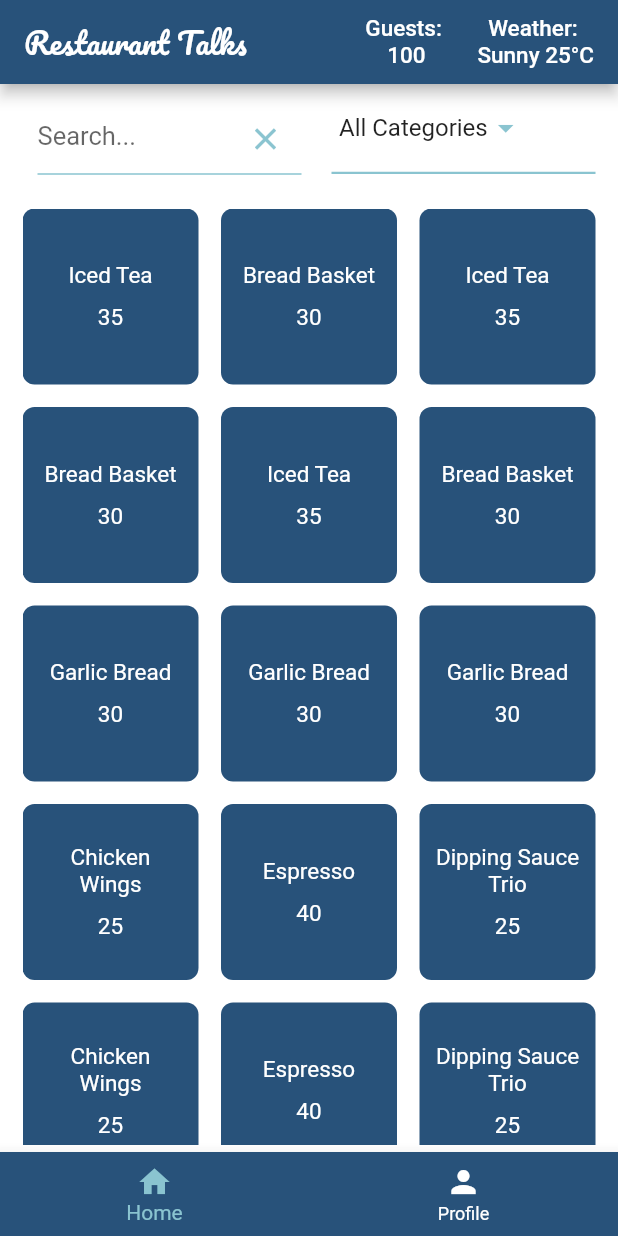
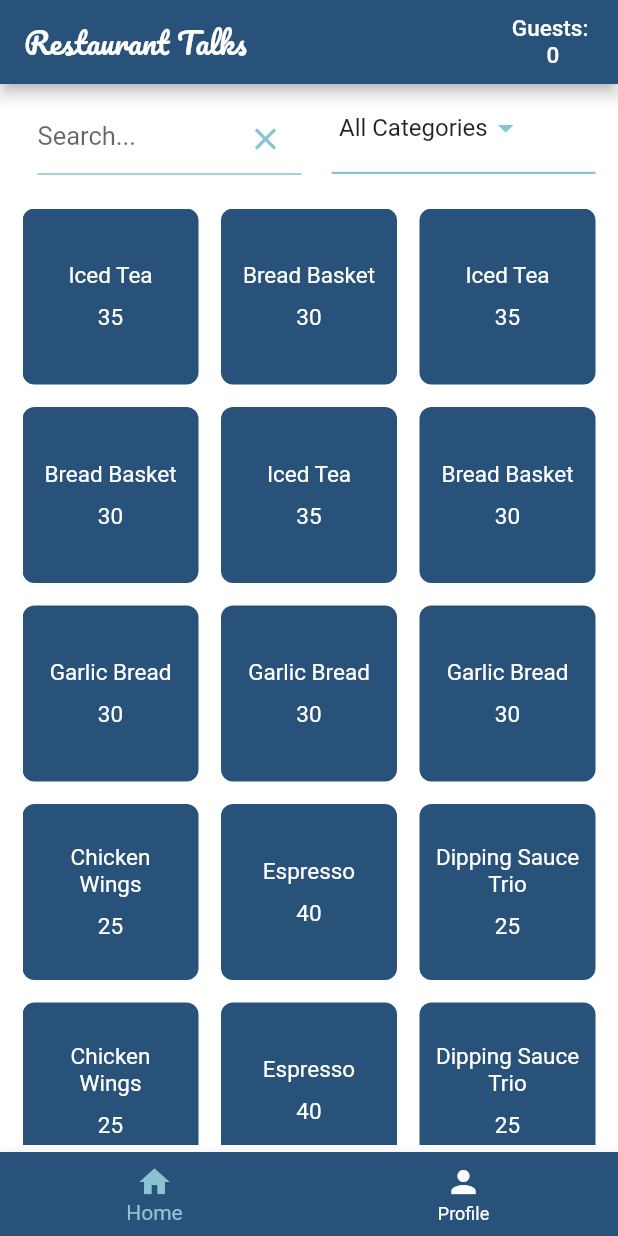
Before and after one commit to yanoojp/restaurant_talks, a Flutter app: the ItemIndexScreen screen opened by its route, on a phone screen of 412 x 824 dp. Run offline on Flutter 3.47's test engine with Material 2 defaults, Android fonts, the phone set to English and light mode, and no system bars; our stand-ins replace flutter_riverpod, freezed_annotation, go_router, google_fonts.

Commit message:
design updates

```diff
--- a/lib/constants/variables.dart
+++ b/lib/constants/variables.dart
@@ -51,7 +51,8 @@ const String emailHintText = 'Email';
 const String passwordHintText = 'Password';
 const String managerNameHintText = "Manager's Name";
 const String restaurantNameHintText = "Restaurant's Name";
-const String guestNumberHintText = "'Guest Number'";
+const String guestNumberHintText = "Guest Number";
+const String guestNumberAppBarHintText = "Guests: ";
 // const String prefectureHintText = 'Prefecture';
 
 // Screen Indexes
--- a/lib/views/screens/items/item_form_screen.dart
+++ b/lib/views/screens/items/item_form_screen.dart
@@ -143,7 +143,7 @@ class ItemEditScreen extends ConsumerWidget {
                 textColor: whiteColor,
                 func: () {
                   ref.read(itemEditStateManager.notifier).saveItem();
-                  screenNavigationFunction(context, ItemIndexScreen());
+                  screenNavigationFunction(context, const ItemIndexScreen());
                 },
               ),
             ],
--- a/lib/views/screens/items/item_index_screen.dart
+++ b/lib/views/screens/items/item_index_screen.dart
@@ -21,7 +21,7 @@ class ItemIndexScreen extends ConsumerWidget {
         FocusScope.of(context).unfocus();
       },
       child: Scaffold(
-        appBar: const CustomAppBar(),
+        appBar: CustomAppBar(),
         bottomNavigationBar: const CustomBottomNavBar(
           currentIndex: itemIndexScreenIndex,
         ),
--- a/lib/views/screens/users/profile_screen.dart
+++ b/lib/views/screens/users/profile_screen.dart
@@ -18,7 +18,7 @@ class ProfileScreen extends ConsumerWidget {
     final profileState = ref.watch(profileStateManager);
 
     return Scaffold(
-      appBar: const CustomAppBar(),
+      appBar: CustomAppBar(),
       bottomNavigationBar: const CustomBottomNavBar(
         currentIndex: profileScreenIndex,
       ),
--- a/lib/views/widgets/custom_app_bar.dart
+++ b/lib/views/widgets/custom_app_bar.dart
@@ -1,16 +1,18 @@
 import 'package:flutter/material.dart';
+import 'package:flutter_riverpod/flutter_riverpod.dart';
+import 'package:restaurant_talks/constants/variables.dart';
 import 'package:restaurant_talks/utils/functions.dart';
+import 'package:restaurant_talks/view_model/guest_number/guest_number_view_model.dart';
 import 'package:restaurant_talks/views/screens/guest_number/guest_number_screen.dart';
-import '../../constants/variables.dart';
 import 'base/logo.dart';
 
-class CustomAppBar extends StatelessWidget implements PreferredSizeWidget {
-  const CustomAppBar({
-    super.key,
-  });
+class CustomAppBar extends ConsumerWidget implements PreferredSizeWidget {
+  const CustomAppBar({Key? key}) : super(key: key);
 
   @override
-  Widget build(BuildContext context) {
+  Widget build(BuildContext context, WidgetRef ref) {
+    final guestViewModel = ref.watch(guestNumberProvider);
+
     return AppBar(
       automaticallyImplyLeading: false,
       title: Row(
@@ -23,20 +25,22 @@ class CustomAppBar extends StatelessWidget implements PreferredSizeWidget {
                 onTap: () {
                   screenNavigationFunction(context, GuestNumberScreen());
                 },
-                child: const Column(
+                child: Column(
                   children: [
-                    Text("Guests: ", style: TextStyle(fontSize: normalFontSize)),
-                    Text("100", style: TextStyle(fontSize: normalFontSize)),
+                    const Text(guestNumberAppBarHintText,
+                        style: TextStyle(fontSize: normalFontSize)),
+                    Text(guestViewModel.guestNumber.toString(),
+                        style: const TextStyle(fontSize: normalFontSize)),
                   ],
                 ),
               ),
-              const SizedBox(width: 20),
-              const Column(
-                children: [
-                  Text("Weather: ", style: TextStyle(fontSize: normalFontSize)),
-                  Text("Sunny 25°C", style: TextStyle(fontSize: normalFontSize)),
-                ],
-              ),
+              // const SizedBox(width: 20),
+              // const Column(
+              //   children: [
+              //     Text("Weather: ", style: TextStyle(fontSize: normalFontSize)),
+              //     Text("Sunny 25°C", style: TextStyle(fontSize: normalFontSize)),
+              //   ],
+              // ),
             ],
           ),
         ],
```
